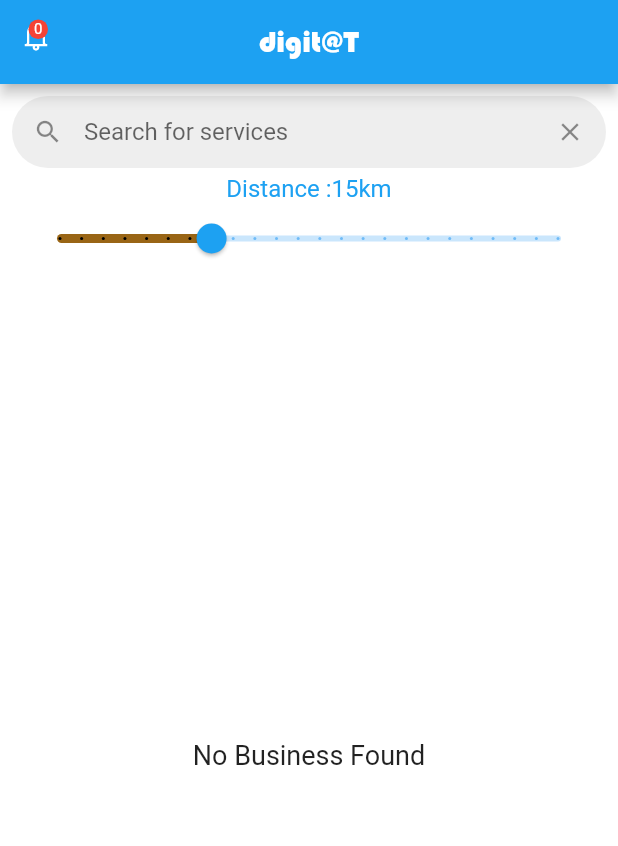
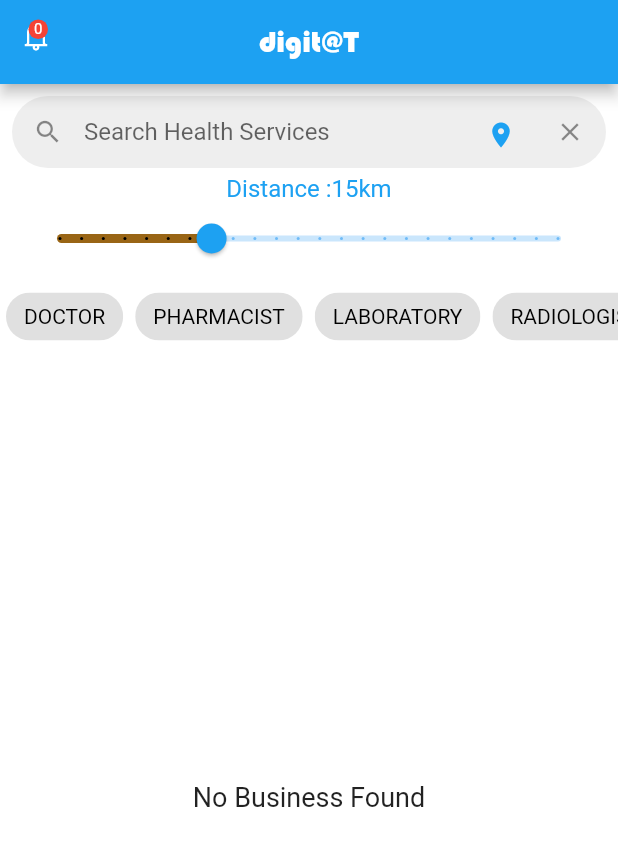
Before and after one commit to Radical-Daniel/digitattt, a Flutter app: the ServicesSearchScreen screen opened directly with empty values, on a phone screen of 412 x 824 dp. Shown: the top 846 px of the screen. Run offline on Flutter 3.47's test engine with Material 2 defaults, Android fonts, the phone set to English and light mode, and no system bars; our stand-ins replace audioplayers, cached_network_image, circular_profile_avatar, cloud_firestore, curved_navigation_bar, easy_localization and 17 more; missing offline and left inert: audio_recorder, callkeep, country_state_city_picker, easy_popup, flutter_absolute_path, flutter_facebook_login and 9 more; accounts and stored records are empty; statements that could not run were skipped; project files that could hold a hidden picture were left out.

Commit message:
filter by address done

```diff
--- a/lib/model/AddressModel.dart
+++ b/lib/model/AddressModel.dart
@@ -8,7 +8,7 @@ class AddressModel {
 
   AddressModel({this.address, this.latitude, this.longitude});
 
-  factory AddressModel.fromJson(Map<dynamic, dynamic> parsedJson) {
+  factory AddressModel.fromJson(Map<String, dynamic> parsedJson) {
     return new AddressModel(
         address: parsedJson['address'] ?? '',
         latitude: parsedJson['latitude'] ?? 0.0,
--- a/lib/model/Business.dart
+++ b/lib/model/Business.dart
@@ -1,6 +1,7 @@
 import 'package:cloud_firestore/cloud_firestore.dart';
 import 'package:flutter/foundation.dart';
 import 'package:instachatty/model/User.dart';
+import 'package:instachatty/model/AddressModel.dart';
 
 class Business with ChangeNotifier {
   bool isHealthBusiness = false;
--- a/lib/model/User.dart
+++ b/lib/model/User.dart
@@ -50,9 +50,7 @@ class User with ChangeNotifier {
         active: parsedJson['active'] ?? false,
         lastOnlineTimestamp:
             parsedJson['lastOnlineTimestamp'] ?? Timestamp.now(),
-        address:
-            // AddressModel.fromJson(parsedJson['address']) ??
-            AddressModel(),
+        address: AddressModel.fromJson(parsedJson['address']) ?? AddressModel(),
         settings: Settings.fromJson(
             parsedJson['settings'] ?? {'allowPushNotifications': true}),
         phoneNumber: parsedJson['phoneNumber'] ?? "",
--- a/lib/ui/search/ServicesSearchScreen.dart
+++ b/lib/ui/search/ServicesSearchScreen.dart
@@ -28,6 +28,8 @@ import 'package:image_editor_pro/image_editor_pro.dart';
 import 'package:flutter_luban/flutter_luban.dart';
 import 'package:path_provider/path_provider.dart';
 import 'package:multi_image_picker/multi_image_picker.dart';
+import 'package:geodesy/geodesy.dart';
+import 'package:instachatty/model/AddressModel.dart';
 
 List<Business> _searchResult = [];
 Map<String, dynamic> _filterList = {
@@ -80,16 +82,22 @@ class ServicesSearchScreen extends StatefulWidget {
 
 class _ServicesSearchScreenState extends State<ServicesSearchScreen> {
   final GlobalKey<ScaffoldState> _scaffoldKey = new GlobalKey<ScaffoldState>();
-
+  Geodesy geodesy = Geodesy();
   double _locationSliderValue = 15;
   final ImagePicker _imagePicker = ImagePicker();
   PickedFile image;
   bool isLoadingPic = false;
+  bool addLocationVisible = false;
   bool doneLoadingPic = false;
+  bool checked = false;
+  String newAddressValue;
   TextEditingController _messageController = TextEditingController();
+  TextEditingController _newAddressController = TextEditingController();
+  TextEditingController _newCityController = TextEditingController();
   TextEditingController _addressController = TextEditingController();
   Uuid uuid = Uuid();
   String requestID;
+  AddressModel newAddress;
   String details = '';
   final User user;
   String url = '';
@@ -120,7 +128,7 @@ class _ServicesSearchScreenState extends State<ServicesSearchScreen> {
     _future = fireStoreUtils.getBusinesses(user.userID, true);
     super.initState();
     requestID = uuid.v4();
-
+    newAddressValue = user.address.address;
     setupStream();
   }
 
@@ -203,8 +211,34 @@ class _ServicesSearchScreenState extends State<ServicesSearchScreen> {
                           Radius.circular(360),
                         ),
                         borderSide: BorderSide(style: BorderStyle.none)),
-                    hintText: 'Search for services',
-                    suffixIcon: IconButton(
+                    hintText: 'Search Health Services',
+                    suffixIcon: Row(
+                      mainAxisAlignment: MainAxisAlignment.end,
+                      mainAxisSize: MainAxisSize.min,
+                      crossAxisAlignment: CrossAxisAlignment.center,
+                      children: [
+                        IconButton(
+                          iconSize: 20,
+                          icon: IconButton(
+                            icon: Icon(
+                              Icons.location_on,
+                              color: addLocationVisible
+                                  ? Color(COLOR_ACCENT)
+                                  : Color(COLOR_PRIMARY),
+                            ),
+                            onPressed: () {
+                              setState(() {
+                                addLocationVisible = !addLocationVisible;
+                              });
+                            },
+                          ),
+                          onPressed: () {
+                            FocusScope.of(context).unfocus();
+                            controller.clear();
+                            _onSearchFilterChanged('');
+                          },
+                        ),
+                        IconButton(
                           iconSize: 20,
                           icon: Icon(Icons.close),
                           onPressed: () {
@@ -213,11 +247,92 @@ class _ServicesSearchScreenState extends State<ServicesSearchScreen> {
                             _onSearchFilterChanged('');
                           },
                         ),
+                      ],
+                    ),
                     // prefix: Icon(Icons.location_on_outlined),
                     prefixIcon: Icon(
                       Icons.search,
                       size: 20,
                     )),
+              ),
+            ),
+            Visibility(
+              visible: addLocationVisible,
+              child: Column(
+                children: [
+                  Text(
+                    "Measure From Location",
+                    style: TextStyle(
+                      color: Color(COLOR_PRIMARY),
+                      fontSize: 16.0,
+                    ),
+                  ),
+                  Padding(
+                    padding: const EdgeInsets.symmetric(horizontal: 7.0),
+                    child: TextField(
+                      controller: _newAddressController,
+                      decoration: InputDecoration(
+                        contentPadding: EdgeInsets.symmetric(horizontal: 10.0),
+                        isDense: true,
+                        fillColor: isDarkMode(context)
+                            ? Colors.grey[700]
+                            : Colors.grey[200],
+                        filled: true,
+                        focusedBorder: OutlineInputBorder(
+                            borderRadius: BorderRadius.all(
+                              Radius.circular(360),
+                            ),
+                            borderSide: BorderSide(style: BorderStyle.none)),
+                        enabledBorder: OutlineInputBorder(
+                            borderRadius: BorderRadius.all(
+                              Radius.circular(360),
+                            ),
+                            borderSide: BorderSide(style: BorderStyle.none)),
+                        hintText: newAddressValue,
+                        prefixIcon: Icon(
+                          Icons.location_on,
+                          color: Color(COLOR_PRIMARY),
+                        ),
+                        suffixIcon: Row(
+                          mainAxisAlignment: MainAxisAlignment.end,
+                          mainAxisSize: MainAxisSize.min,
+                          children: [
+                            IconButton(
+                              icon: Icon(
+                                Icons.refresh,
+                                color: Color(COLOR_PRIMARY),
+                              ),
+                              onPressed: () {
+                                setState(() {
+                                  newAddress = user.address;
+                                  newAddressValue = user.address.address;
+                                });
+                                _onSearchFilterChanged(controller.text);
+                              },
+                            ),
+                            IconButton(
+                                icon: Icon(Icons.check),
+                                color: Color(COLOR_PRIMARY),
+                                onPressed: () async {
+                                  if (_newAddressController.text.length > 0) {
+                                    newAddress = await AddressModel(
+                                            address: _newAddressController.text)
+                                        .geoAddress();
+                                    setState(() {
+                                      newAddressValue =
+                                          _newAddressController.text;
+                                      _newAddressController.clear();
+                                      _onSearchFilterChanged(controller.text);
+                                      addLocationVisible = false;
+                                    });
+                                  }
+                                }),
+                          ],
+                        ),
+                      ),
+                    ),
+                  ),
+                ],
               ),
             ),
             Center(
@@ -251,92 +366,94 @@ class _ServicesSearchScreenState extends State<ServicesSearchScreen> {
                     setState(() {
                       _locationSliderValue = value;
                     });
+                    _onSearchFilterChanged(controller.text);
                   },
                 ),
               ),
             ),
             SingleChildScrollView(
               scrollDirection: Axis.horizontal,
-              // child: Row(
-              //   children: [
-              //     Padding(
-              //         padding: const EdgeInsets.all(4.0),
-              //         child: FilterChip(
-              //           selected: _filterList['doctor'],
-              //           selectedColor: Color(COLOR_PRIMARY),
-              //           onSelected: (bool value) {
-              //             setState(() {
-              //               _filterList['doctor'] = value;
-              //             });
-              //             _onSearchFilterChanged(controller.text);
-              //           },
-              //           label: Text(
-              //             "DOCTOR",
-              //             style: TextStyle(
-              //                 color: _filterList['doctor']
-              //                     ? Colors.white
-              //                     : Colors.black),
-              //           ),
-              //         )),
-              //     Padding(
-              //         padding: const EdgeInsets.all(4.0),
-              //         child: FilterChip(
-              //           selected: _filterList['pharmacist'],
-              //           selectedColor: Color(COLOR_PRIMARY),
-              //           onSelected: (value) {
-              //             setState(() {
-              //               _filterList['pharmacist'] = value;
-              //               _onSearchFilterChanged(controller.text);
-              //             });
-              //           },
-              //           label: Text(
-              //             "PHARMACIST",
-              //             style: TextStyle(
-              //                 color: _filterList['pharmacist']
-              //                     ? Colors.white
-              //                     : Colors.black),
-              //           ),
-              //         )),
-              //     Padding(
-              //         padding: const EdgeInsets.all(4.0),
-              //         child: FilterChip(
-              //           selected: _filterList['laboratory'],
-              //           selectedColor: Color(COLOR_PRIMARY),
-              //           onSelected: (bool value) {
-              //             setState(() {
-              //               _filterList['laboratory'] = value;
-              //               _onSearchFilterChanged(controller.text);
-              //             });
-              //           },
-              //           label: Text(
-              //             "LABORATORY",
-              //             style: TextStyle(
-              //                 color: _filterList['laboratory']
-              //                     ? Colors.white
-              //                     : Colors.black),
-              //           ),
-              //         )),
-              //     Padding(
-              //         padding: const EdgeInsets.all(4.0),
-              //         child: FilterChip(
-              //           selected: _filterList['radiologist'],
-              //           selectedColor: Color(COLOR_PRIMARY),
-              //           onSelected: (bool value) {
-              //             setState(() {
-              //               _filterList['radiologist'] = value;
-              //             });
-              //             _onSearchFilterChanged(controller.text);
-              //           },
-              //           label: Text(
-              //             "RADIOLOGIST",
-              //             style: TextStyle(
-              //                 color: _filterList['radiologist']
-              //                     ? Colors.white
-              //                     : Colors.black),
-              //           ),
-              //         )),
-              //   ],
-              // ),
+              child: Row(
+                children: [
+                  Padding(
+                      padding: const EdgeInsets.all(4.0),
+                      child: FilterChip(
+                        checkmarkColor: Colors.white,
+                        selected: _filterList['doctor'],
+                        selectedColor: Color(COLOR_PRIMARY),
+                        onSelected: (bool value) {
+                          setState(() {
+                            _filterList['doctor'] = value;
+                          });
+                          _onSearchFilterChanged(controller.text);
+                        },
+                        label: Text(
+                          "DOCTOR",
+                          style: TextStyle(
+                              color: _filterList['doctor']
+                                  ? Colors.white
+                                  : Colors.black),
+                        ),
+                      )),
+                  Padding(
+                      padding: const EdgeInsets.all(4.0),
+                      child: FilterChip(
+                        selected: _filterList['pharmacist'],
+                        selectedColor: Color(COLOR_PRIMARY),
+                        onSelected: (value) {
+                          setState(() {
+                            _filterList['pharmacist'] = value;
+                            _onSearchFilterChanged(controller.text);
+                          });
+                        },
+                        label: Text(
+                          "PHARMACIST",
+                          style: TextStyle(
+                              color: _filterList['pharmacist']
+                                  ? Colors.white
+                                  : Colors.black),
+                        ),
+                      )),
+                  Padding(
+                      padding: const EdgeInsets.all(4.0),
+                      child: FilterChip(
+                        selected: _filterList['laboratory'],
+                        selectedColor: Color(COLOR_PRIMARY),
+                        onSelected: (bool value) {
+                          setState(() {
+                            _filterList['laboratory'] = value;
+                            _onSearchFilterChanged(controller.text);
+                          });
+                        },
+                        label: Text(
+                          "LABORATORY",
+                          style: TextStyle(
+                              color: _filterList['laboratory']
+                                  ? Colors.white
+                                  : Colors.black),
+                        ),
+                      )),
+                  Padding(
+                      padding: const EdgeInsets.all(4.0),
+                      child: FilterChip(
+                        selected: _filterList['radiologist'],
+                        selectedColor: Color(COLOR_PRIMARY),
+                        onSelected: (bool value) {
+                          setState(() {
+                            _filterList['radiologist'] = value;
+                          });
+                          _onSearchFilterChanged(controller.text);
+                        },
+                        label: Text(
+                          "RADIOLOGIST",
+                          style: TextStyle(
+                              color: _filterList['radiologist']
+                                  ? Colors.white
+                                  : Colors.black),
+                        ),
+                      )),
+                ],
+              ),
             ),
             FutureBuilder<List<Business>>(
               future: _future,
@@ -1228,15 +1345,21 @@ class _ServicesSearchScreenState extends State<ServicesSearchScreen> {
 
   _onSearchFilterChanged(String searchedText) async {
     _searchResult.clear();
-    List<String> selectedFilters =
-        _filterList.keys.where(((item) => _filterList[item] == true)).toList();
-    print(selectedFilters);
+    // List<String> selectedFilters =
+    //     _filterList.keys.where(((item) => _filterList[item] == true)).toList();
     searchedText = searchedText.isEmpty ? ' ' : searchedText;
     _searchResult = _businesses
-        .where((partner) => partner.businessName
+        .where((partner) =>
+            partner.businessName
                 .toLowerCase()
-            .contains(searchedText.toLowerCase()))
+                .contains(searchedText.toLowerCase()) &&
+            geodesy.distanceBetweenTwoGeoPoints(
+                    LatLng(partner.businessAddress.last['latitude'],
+                        partner.businessAddress.last['longitude']),
+                    LatLng(newAddress.latitude, newAddress.longitude)) <=
+                _locationSliderValue * 1000)
         .toList();
+
     setState(() {});
   }
 
```
Also changed, not shown: 1 other file. Lines whose indentation alone changed are shown as unchanged.
